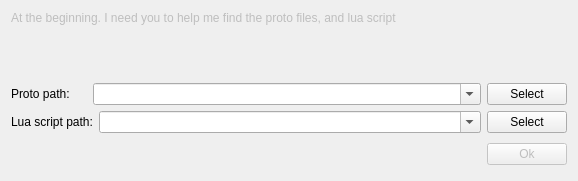
Old version of the form src/Setting.ui in the repository Marskey/WhiteBox.
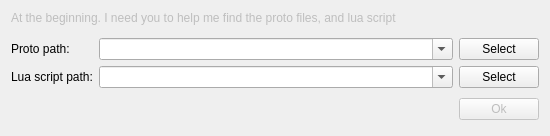
New version of the form.

The edit to the form file:
```diff
--- a/src/Setting.ui
+++ b/src/Setting.ui
@@ -6,8 +6,8 @@
    <rect>
     <x>0</x>
     <y>0</y>
-    <width>578</width>
-    <height>181</height>
+    <width>550</width>
+    <height>136</height>
    </rect>
   </property>
   <property name="windowTitle">
@@ -40,14 +40,23 @@
     </widget>
    </item>
    <item row="1" column="0">
-    <layout class="QHBoxLayout" name="horizontalLayout_2">
-     <item>
+    <layout class="QFormLayout" name="formLayout">
+     <item row="0" column="0">
       <widget class="QLabel" name="label">
        <property name="text">
-        <string>Proto path:     </string>
+        <string>Proto path:</string>
        </property>
       </widget>
      </item>
+     <item row="1" column="0">
+      <widget class="QLabel" name="label_4">
+       <property name="text">
+        <string>Lua script path:</string>
+       </property>
+      </widget>
+     </item>
+     <item row="0" column="1">
+      <layout class="QHBoxLayout" name="horizontalLayout_4">
      <item>
       <widget class="QComboBox" name="cbProtoPath">
        <property name="sizePolicy">
@@ -70,7 +79,33 @@
      </item>
     </layout>
    </item>
-   <item row="3" column="0">
+     <item row="1" column="1">
+      <layout class="QHBoxLayout" name="horizontalLayout_2">
+       <item>
+        <widget class="QComboBox" name="cbScriptPath">
+         <property name="sizePolicy">
+          <sizepolicy hsizetype="Expanding" vsizetype="Fixed">
+           <horstretch>0</horstretch>
+           <verstretch>0</verstretch>
+          </sizepolicy>
+         </property>
+         <property name="editable">
+          <bool>true</bool>
+         </property>
+        </widget>
+       </item>
+       <item>
+        <widget class="QPushButton" name="btnScript">
+         <property name="text">
+          <string>Select</string>
+         </property>
+        </widget>
+       </item>
+      </layout>
+     </item>
+    </layout>
+   </item>
+   <item row="2" column="0">
     <layout class="QHBoxLayout" name="horizontalLayout">
      <item>
       <spacer name="spacer">
@@ -100,37 +135,6 @@
      </item>
     </layout>
    </item>
-   <item row="2" column="0">
-    <layout class="QHBoxLayout" name="horizontalLayout_4">
-     <item>
-      <widget class="QLabel" name="label_4">
-       <property name="text">
-        <string>Lua script path:</string>
-       </property>
-      </widget>
-     </item>
-     <item>
-      <widget class="QComboBox" name="cbScriptPath">
-       <property name="sizePolicy">
-        <sizepolicy hsizetype="Expanding" vsizetype="Fixed">
-         <horstretch>0</horstretch>
-         <verstretch>0</verstretch>
-        </sizepolicy>
-       </property>
-       <property name="editable">
-        <bool>true</bool>
-       </property>
-      </widget>
-     </item>
-     <item>
-      <widget class="QPushButton" name="btnScript">
-       <property name="text">
-        <string>Select</string>
-       </property>
-      </widget>
-     </item>
-    </layout>
-   </item>
   </layout>
  </widget>
  <resources/>
```
Lines whose indentation alone changed are shown as unchanged.
